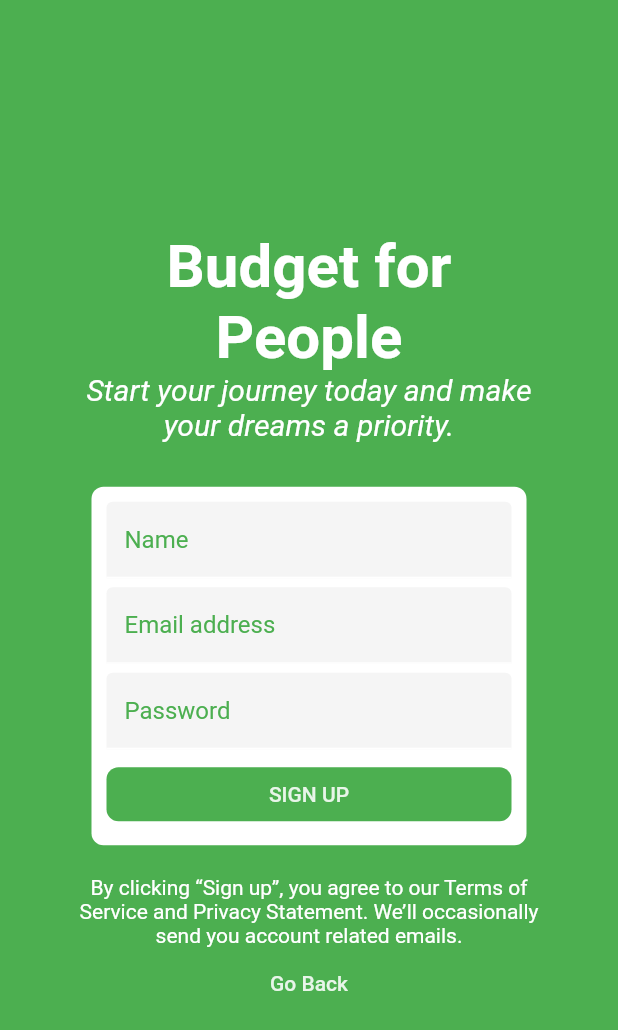
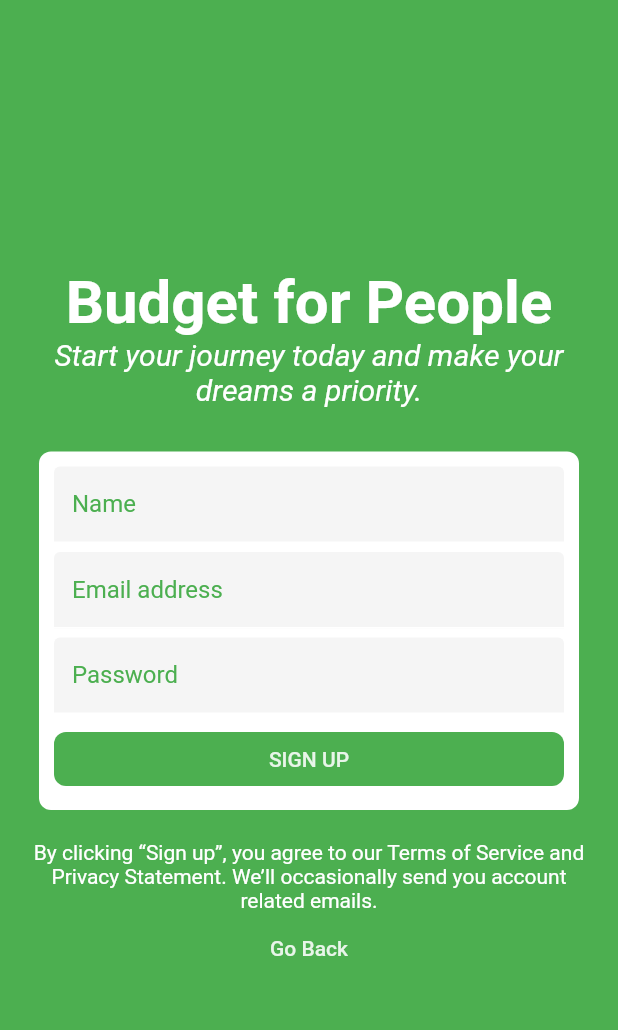
Before and after one commit to lerenn/envely-app, a Flutter app: the SignUpContent screen opened directly, on a phone screen of 412 x 824 dp. Shown: the top 1030 px of the screen. Run offline on Flutter 3.47's test engine with Material 2 defaults, Android fonts, the phone set to English and light mode, and no system bars; our stand-ins replace bloc, equatable, firebase_auth, flutter_bloc, flutter_screenutil; accounts and stored records are empty; statements that could not run were skipped.

Commit message:
sign_up: change margins

```diff
--- a/lib/pages/sign_up.dart
+++ b/lib/pages/sign_up.dart
@@ -37,7 +37,6 @@ class SignUpContent extends StatelessWidget {
                 child: SingleChildScrollView(
                     child: Container(
                         constraints: BoxConstraints(maxWidth: 400),
-                        margin: new EdgeInsets.all(25.0),
                         width: ScreenUtil().setWidth(1080),
                         child: Column(
                           mainAxisAlignment: MainAxisAlignment.center,
@@ -126,9 +125,8 @@ class _SignUpFormState extends State<_SignUpForm> {
               decoration: new BoxDecoration(
                   color: Colors.white,
                   borderRadius: new BorderRadius.circular(8.0)),
-              // shape: new RoundedRectangleBorder(
-              //   borderRadius: new BorderRadius.circular(8.0)),
-              margin: new EdgeInsets.all(20.0),
+              margin:
+                  new EdgeInsets.symmetric(vertical: 20.0, horizontal: 10.0),
               padding: new EdgeInsets.all(10.0),
               child: Column(children: <Widget>[
                 nameField(context),
```
